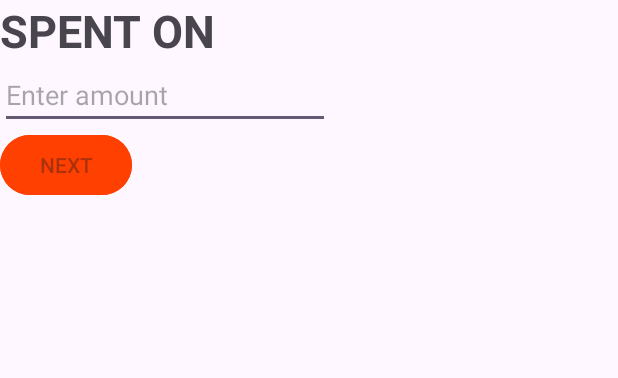
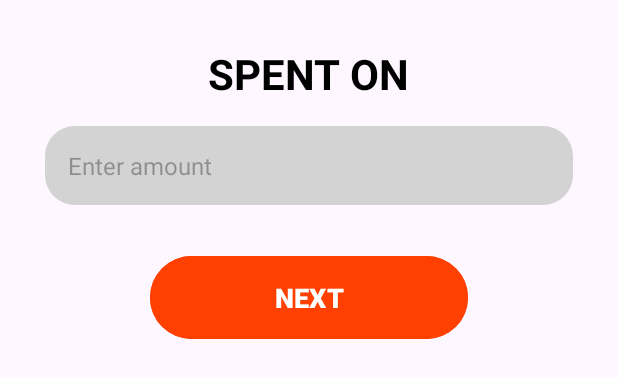
Before and after one commit to Jack-Willder/Family-Budget-Manager, an Android app: the layout spenton.xml on its own in the app's theme, with its tools: preview values and no code run, on a phone screen of 412 x 824 dp. Shown: the top 378 px of the screen. Run offline under Robolectric (Android 15) with nearby library versions, the phone set to English and light mode, and no system bars.

Commit message:
spend on xml changes the format

```diff
--- /dev/null
+++ b/app/src/main/res/drawable/gray_input_bg.xml
@@ -0,0 +1,5 @@
+<?xml version="1.0" encoding="utf-8"?>
+<shape xmlns:android="http://schemas.android.com/apk/res/android">
+    <solid android:color="#D3D3D3" />   <!-- Light gray background -->
+    <corners android:radius="20dp" />   <!-- Rounded corners -->
+</shape>
--- a/app/src/main/res/layout/spenton.xml
+++ b/app/src/main/res/layout/spenton.xml
@@ -2,6 +2,8 @@
 <LinearLayout xmlns:android="http://schemas.android.com/apk/res/android"
     xmlns:tools="http://schemas.android.com/tools"
     android:orientation="vertical"
+    android:gravity="center_horizontal"
+    android:padding="30dp"
     android:layout_width="match_parent"
     android:layout_height="match_parent">
 
@@ -11,24 +13,30 @@
         android:layout_height="wrap_content"
         android:text="SPENT ON"
         android:textStyle="bold"
-        android:textSize="30dp"
-        tools:layout_editor_absoluteX="42dp"
-        tools:layout_editor_absoluteY="47dp" />
+        android:textSize="28sp"
+        android:textColor="#000000"
+        android:layout_marginBottom="16dp" />
 
     <EditText
-        android:layout_width="220dp"
+        android:id="@+id/amountInput"
+        android:layout_width="match_parent"
         android:layout_height="wrap_content"
         android:hint="Enter amount"
-        tools:layout_editor_absoluteX="117dp"
-        tools:layout_editor_absoluteY="133dp"
-
-        />
+        android:background="@drawable/gray_input_bg"
+        android:padding="15dp"
+        android:textSize="16sp"
+        android:layout_marginBottom="30dp" />
 
     <Button
-        android:layout_width="wrap_content"
+        android:id="@+id/nextButton"
+        android:layout_width="match_parent"
         android:layout_height="wrap_content"
-        android:hint="NEXT"
+        android:text="NEXT"
+        android:textColor="#FFFFFF"
+        android:textStyle="bold"
+        android:textSize="18sp"
         android:backgroundTint="@color/ui_orange"
-        />
-
+        android:paddingTop="15dp"
+        android:paddingBottom="15dp"
+        android:layout_marginHorizontal="70dp" />
 </LinearLayout>
```
